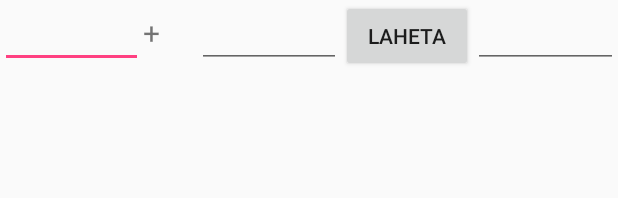
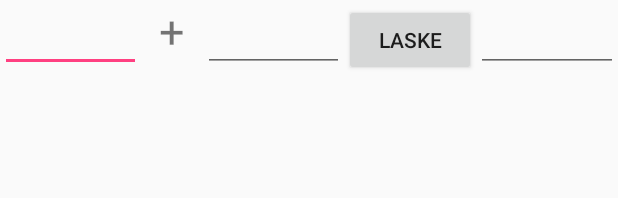
Before and after one commit to miksa007/Perjantaitesti, an Android app: the layout activity_main.xml on its own in the app's theme, with its tools: preview values and no code run, on a phone screen of 412 x 824 dp. Shown: the top 198 px of the screen. Run offline under Robolectric (Android 15) with nearby library versions, the phone set to English and light mode, and no system bars.

```diff
--- a/Perjanta20170120/app/src/main/java/fi/tut/saari5/perjanta20170120/DisplayMessageActivity.java
+++ b/Perjanta20170120/app/src/main/java/fi/tut/saari5/perjanta20170120/DisplayMessageActivity.java
@@ -12,7 +12,7 @@ public class DisplayMessageActivity extends AppCompatActivity {
     @Override
     protected void onCreate(Bundle savedInstanceState) {
         super.onCreate(savedInstanceState);
-        setContentView(R.layout.activity_display_message);
+       /* setContentView(R.layout.activity_display_message);
         Intent intent =getIntent();
         String message = intent.getStringExtra(MainActivity.EXTRA_MESSAGE);
         TextView textView=new TextView(this);
@@ -20,6 +20,7 @@ public class DisplayMessageActivity extends AppCompatActivity {
         textView.setText(message);
 
         ViewGroup layout = (ViewGroup) findViewById(R.id.activity_display_message);
-        layout.addView(textView);
+        layout.addView(textView);*/
+        ;
     }
 }
--- a/Perjanta20170120/app/src/main/res/layout/activity_main.xml
+++ b/Perjanta20170120/app/src/main/res/layout/activity_main.xml
@@ -11,13 +11,15 @@
         android:layout_width="wrap_content"
         android:layout_height="wrap_content"
         android:inputType="number"
-        android:id="@+id/numero1" />
+        android:id="@+id/numero1"
+        />
 
     <TextView
         android:layout_weight="1"
         android:layout_width="wrap_content"
         android:layout_height="wrap_content"
-        android:textSize="20dp"
+        android:textSize="30dp"
+        android:textAlignment="center"
         android:text="+"
         android:id="@+id/editText2" />
 
@@ -30,7 +32,7 @@
         android:layout_width="wrap_content"
         android:layout_height="wrap_content"
         android:text="@string/button_send"
-        android:onClick="sendMessage"/>
+        android:onClick="summaLasku"/>
     <EditText android:id="@+id/tulos"
         android:layout_weight="3"
         android:layout_width="wrap_content"
--- a/Perjanta20170120/app/src/main/res/values/strings.xml
+++ b/Perjanta20170120/app/src/main/res/values/strings.xml
@@ -1,6 +1,7 @@
+<?xml version="1.0" encoding="utf-8"?>
 <resources>
     <string name="app_name">Perjanta20170120</string>
-    <string name="edit_message">Anna viesti</string>
-    <string name="button_send">Laheta</string>
-    <string name="button_send1">Laheta2</string>
+    <string name="edit_message">numero</string>
+    <string name="edit_name">Anna nimesi</string>
+    <string name="button_send">Laske</string>
 </resources>
```
Also changed, not shown: Perjanta20170120/app/src/main/java/fi/tut/saari5/perjanta20170120/MainActivity.java (+6 -2 lines).
